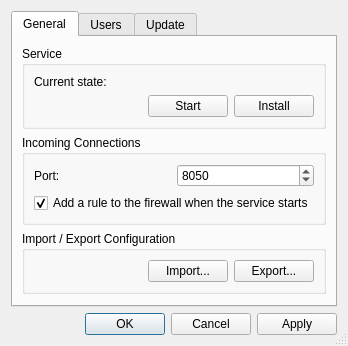
This is source/host/ui/host_config_dialog.ui in dchapyshev/aspia as Qt 5 draws it before an edit. The edited form follows.
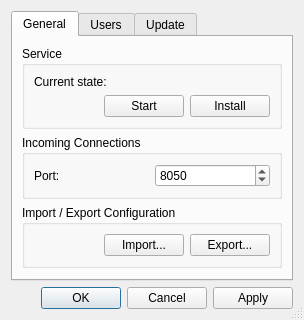
This is the edited form. Icons and pictures are not drawn.

Commit message: - Remove "Add a rule to the firewall when the service starts" option. Now the rule is always added.

Patch:
```diff
--- a/source/host/ui/host_config_dialog.ui
+++ b/source/host/ui/host_config_dialog.ui
@@ -6,8 +6,8 @@
    <rect>
     <x>0</x>
     <y>0</y>
-    <width>319</width>
-    <height>321</height>
+    <width>304</width>
+    <height>296</height>
    </rect>
   </property>
   <property name="windowTitle">
@@ -16,7 +16,7 @@
   <property name="sizeGripEnabled">
    <bool>true</bool>
   </property>
-  <layout class="QVBoxLayout" name="verticalLayout_5">
+  <layout class="QVBoxLayout" name="verticalLayout_3">
    <item>
     <widget class="QTabWidget" name="tab_general">
      <property name="currentIndex">
@@ -26,7 +26,7 @@
       <attribute name="title">
        <string>General</string>
       </attribute>
-      <layout class="QVBoxLayout" name="verticalLayout_3">
+      <layout class="QVBoxLayout" name="verticalLayout_2">
        <item>
         <widget class="QGroupBox" name="groupBox">
          <property name="title">
@@ -79,9 +79,7 @@
          <property name="title">
           <string>Incoming Connections</string>
          </property>
-         <layout class="QVBoxLayout" name="verticalLayout_2">
-          <item>
-           <layout class="QHBoxLayout" name="horizontalLayout_5">
+         <layout class="QHBoxLayout" name="horizontalLayout_4">
             <item>
              <widget class="QLabel" name="label_port">
               <property name="text">
@@ -99,18 +97,6 @@
               </property>
               <property name="value">
                <number>8050</number>
-              </property>
-             </widget>
-            </item>
-           </layout>
-          </item>
-          <item>
-           <widget class="QCheckBox" name="checkbox_add_firewall_rule">
-            <property name="text">
-             <string>Add a rule to the firewall when the service starts</string>
-            </property>
-            <property name="checked">
-             <bool>true</bool>
             </property>
            </widget>
           </item>
```
Lines whose indentation alone changed are shown as unchanged. The commit also changes 8 other files.
